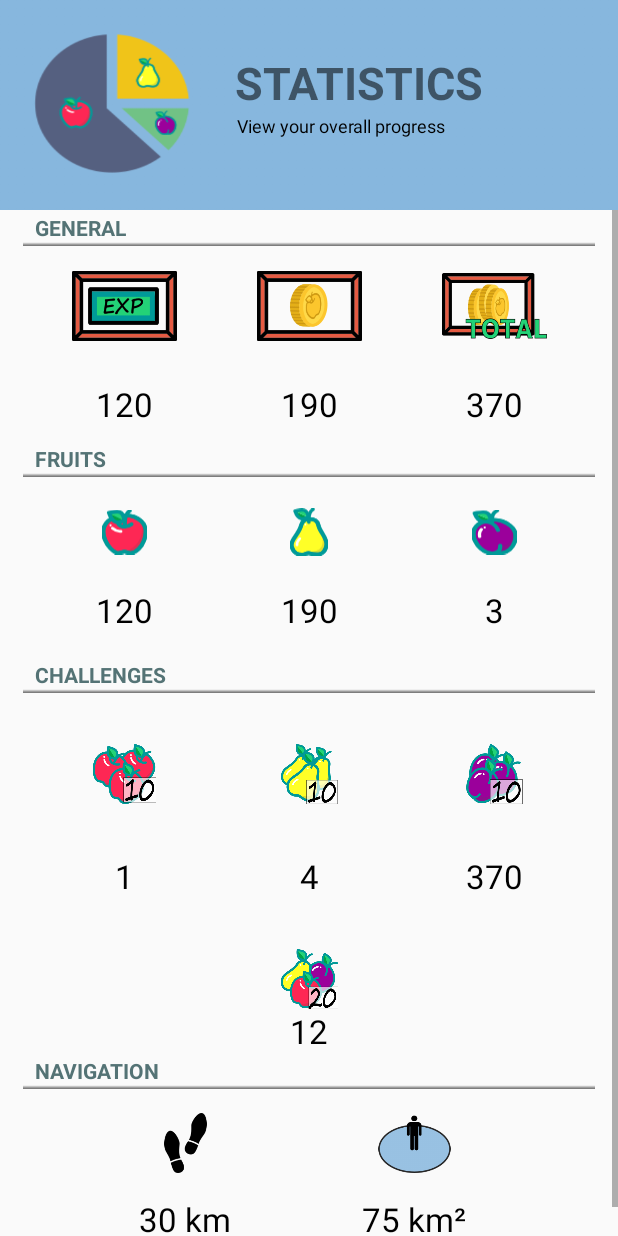
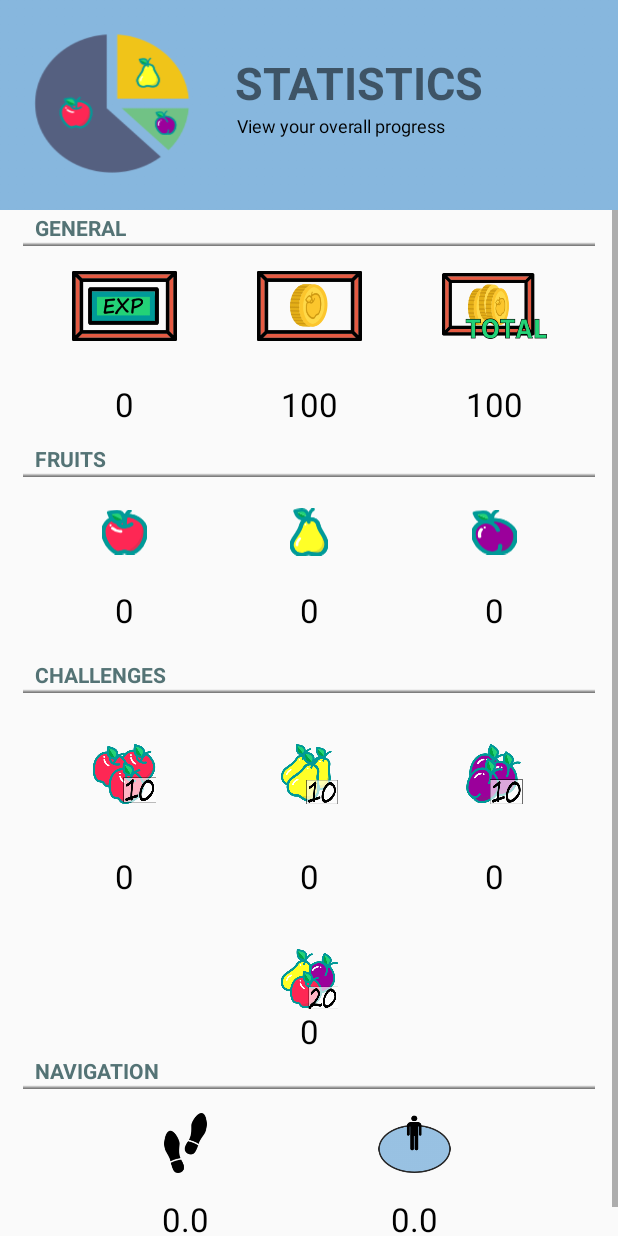
Before and after one commit to Verdant90/msciwe_klarnecistki_hackathon, an Android app: the screen it shows after launch (StatisticsActivity), after a tap on an icon or button, on a phone screen of 412 x 824 dp. Run offline under Robolectric (Android 15) with nearby library versions, the phone set to English and light mode, and no system bars; our stand-ins replace ButterKnife; libraries missing offline, so code that uses them is left out: mbanje.kurt.fabbutton; 3 other taps on this screen came first.

Commit message:
statistics connection

```diff
--- a/app/src/main/java/com/szymon/hackathonapplication/activities/StatisticsActivity.java
+++ b/app/src/main/java/com/szymon/hackathonapplication/activities/StatisticsActivity.java
@@ -3,9 +3,11 @@ package com.szymon.hackathonapplication.activities;
 
 import android.app.Activity;
 import android.os.Bundle;
+import android.support.annotation.Nullable;
 import android.widget.TextView;
 
 import com.szymon.hackathonapplication.R;
+import com.szymon.hackathonapplication.helpers.AppPreferences;
 import com.szymon.hackathonapplication.helpers.AppResources;
 
 import butterknife.BindView;
@@ -45,4 +47,21 @@ public class StatisticsActivity extends Activity {
         ButterKnife.bind(this);
         AppResources.getInstance();
     }
+
+    @Override
+    protected void onPostCreate(@Nullable Bundle savedInstanceState) {
+        super.onPostCreate(savedInstanceState);
+        expTextView.setText(String.valueOf(AppPreferences.getExperiencePoints()));
+        coinsTextView.setText(String.valueOf(AppPreferences.getYabCoins()));
+        totalCoinsTextView.setText(String.valueOf(AppPreferences.getTotalYabCoins()));
+        applesTextView.setText(String.valueOf(AppPreferences.getAppleCount()));
+        pearsTextView.setText(String.valueOf(AppPreferences.getPearCount()));
+        plumsTextView.setText(String.valueOf(AppPreferences.getPlumCount()));
+        appleChallengesTextView.setText(String.valueOf(AppPreferences.getAppleChallengeCount()));
+        pearChallengesTextView.setText(String.valueOf(AppPreferences.getPearChallengeCount()));
+        plumChallengesTextView.setText(String.valueOf(AppPreferences.getPlumChallengeCount()));
+        fruitChallengesTextView.setText(String.valueOf(AppPreferences.getFruitChallengeCount()));
+        distanceTextView.setText(String.valueOf(AppPreferences.getTotalDistance()));
+        areaTextView.setText(String.valueOf(AppPreferences.getAreaDiscovered()));
+    }
 }
--- a/app/src/main/java/com/szymon/hackathonapplication/helpers/AppPreferences.java
+++ b/app/src/main/java/com/szymon/hackathonapplication/helpers/AppPreferences.java
@@ -11,6 +11,7 @@ public class AppPreferences {
     private static Callback callback;
 
     private static final String EXPLORATION_RANGE = "EXPLORATION_RANGE";
+    private static final String AREA_DISCOVERED = "AREA_DISCOVERED";
     private static final String TOTAL_YAB_COINS = "TOTAL_YAB_COINS";
     private static final String YAB_COINS = "YAB_COINS";
     private static final String APPLE_COUNT = "APPLE_COUNT";
@@ -302,6 +303,19 @@ public class AppPreferences {
     }
 
     public static boolean isApplicationBlocked() {
-        return  preferences.getBoolean(APPLICATION_BLOCKED,false);
+        return preferences.getBoolean(APPLICATION_BLOCKED, false);
+    }
+
+    private static void setAreaDiscovered(final double area) {
+        preferencesEdit.putString(AREA_DISCOVERED, Double.toString(area)).apply();
+    }
+
+    public static double getAreaDiscovered() {
+        return Double.valueOf(preferences.getString(AREA_DISCOVERED, "0"));
+    }
+
+    public static void addAreaDiscovered(final double area) {
+        double current = getAreaDiscovered();
+        setAreaDiscovered(current + area);
     }
 }
--- a/app/src/main/java/com/szymon/hackathonapplication/models/fruits/Apple.java
+++ b/app/src/main/java/com/szymon/hackathonapplication/models/fruits/Apple.java
@@ -2,6 +2,7 @@ package com.szymon.hackathonapplication.models.fruits;
 
 import com.google.android.gms.maps.model.LatLng;
 import com.szymon.hackathonapplication.R;
+import com.szymon.hackathonapplication.helpers.AppPreferences;
 
 public class Apple extends Fruit {
 
@@ -15,6 +16,6 @@ public class Apple extends Fruit {
 
     @Override
     public void applyRewardEffect() {
-
+        AppPreferences.eatApple();
     }
 }
--- a/app/src/main/java/com/szymon/hackathonapplication/models/fruits/Fruit.java
+++ b/app/src/main/java/com/szymon/hackathonapplication/models/fruits/Fruit.java
@@ -45,6 +45,7 @@ public abstract class Fruit {
         }
         AppPreferences.addYabCoins(yabCoinsReward);
         AppPreferences.addExperiencePoints(experienceReward);
+        applyRewardEffect();
     }
 
     public FruitType getType(){
--- a/app/src/main/java/com/szymon/hackathonapplication/models/fruits/Pear.java
+++ b/app/src/main/java/com/szymon/hackathonapplication/models/fruits/Pear.java
@@ -3,6 +3,7 @@ package com.szymon.hackathonapplication.models.fruits;
 
 import com.google.android.gms.maps.model.LatLng;
 import com.szymon.hackathonapplication.R;
+import com.szymon.hackathonapplication.helpers.AppPreferences;
 
 public class Pear extends Fruit {
 
@@ -16,6 +17,6 @@ public class Pear extends Fruit {
 
     @Override
     public void applyRewardEffect() {
-
+        AppPreferences.eatPear();
     }
 }
--- a/app/src/main/java/com/szymon/hackathonapplication/models/fruits/Plum.java
+++ b/app/src/main/java/com/szymon/hackathonapplication/models/fruits/Plum.java
@@ -2,6 +2,7 @@ package com.szymon.hackathonapplication.models.fruits;
 
 import com.google.android.gms.maps.model.LatLng;
 import com.szymon.hackathonapplication.R;
+import com.szymon.hackathonapplication.helpers.AppPreferences;
 
 public class Plum extends Fruit {
 
@@ -15,6 +16,6 @@ public class Plum extends Fruit {
 
     @Override
     public void applyRewardEffect() {
-
+        AppPreferences.eatPlum();
     }
 }
```
